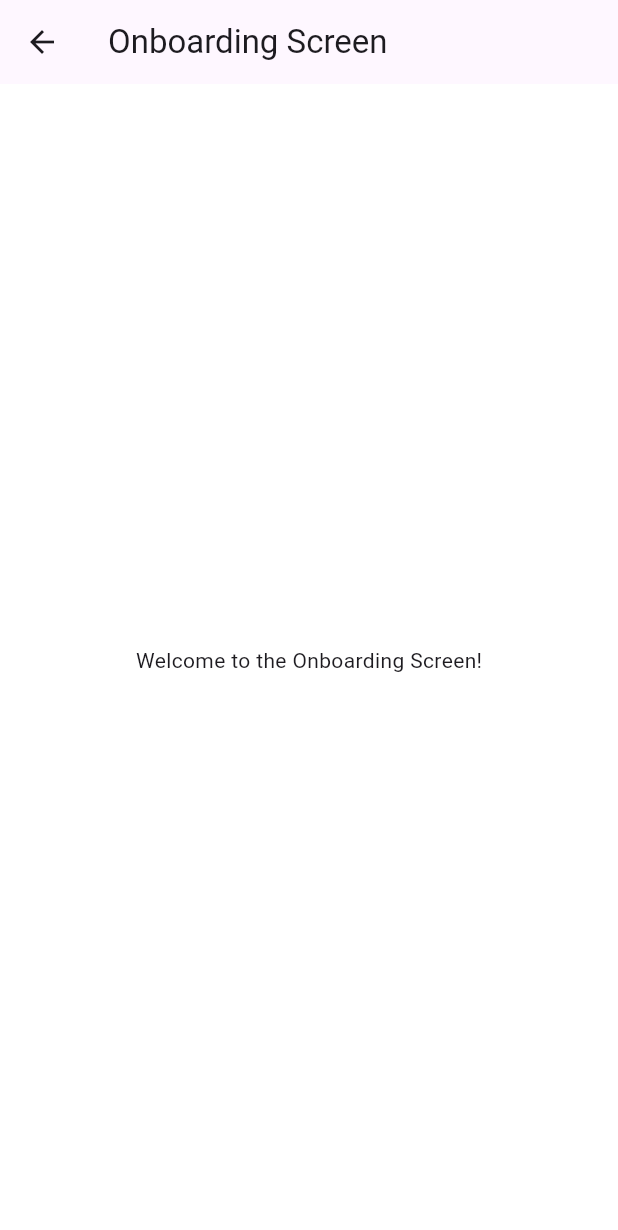
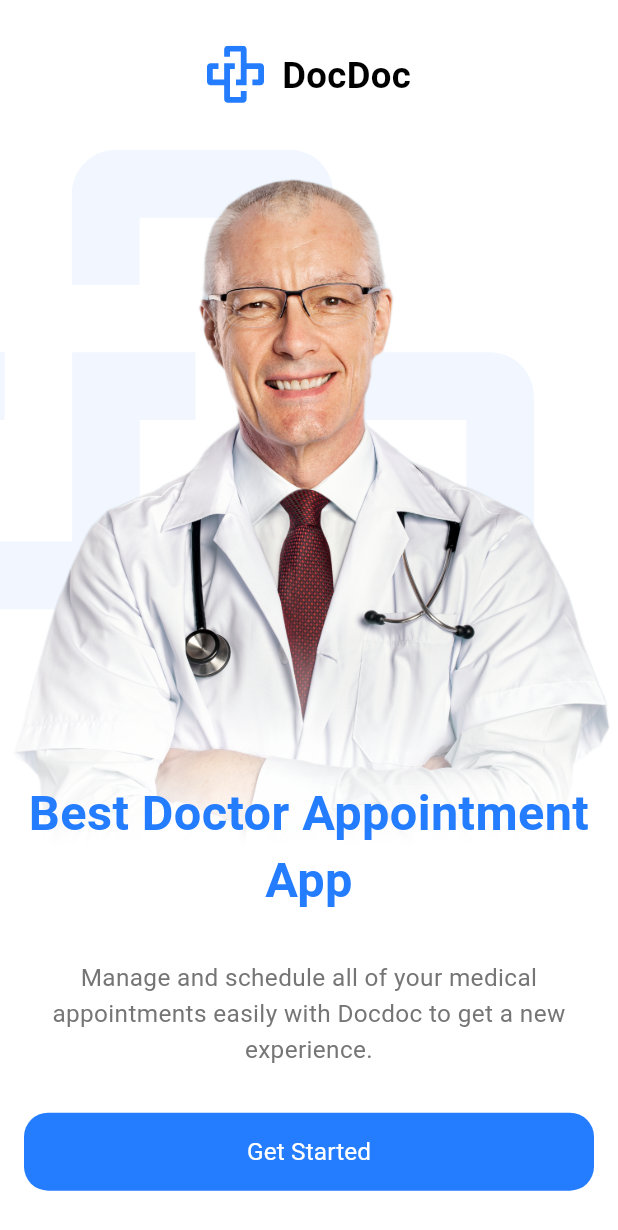
Before and after one commit to moadel2004/flutter_advanced_course, a Flutter app: the screen it shows after launch, on a phone screen of 412 x 824 dp. Shown: the top 1230 px of the screen. Run offline on Flutter 3.47's test engine with Material 3 defaults, Android fonts, the phone set to English and light mode, and no system bars; our stand-ins replace flutter_screenutil, flutter_svg.

Commit message:
add and finalize onBoarding Screen ui

```diff
--- /dev/null
+++ b/devtools_options.yaml
@@ -0,0 +1,3 @@
+description: This file stores settings for Dart & Flutter DevTools.
+documentation: https://docs.flutter.dev/tools/devtools/extensions#configure-extension-enablement-states
+extensions:
--- /dev/null
+++ b/lib/core/helpers/extension.dart
@@ -0,0 +1,35 @@
+import 'package:flutter/material.dart';
+
+extension Navigations on BuildContext {
+  Future<T?> pushNamed<T>(String routeName, {Object? arguments}) {
+    return Navigator.pushNamed<T>(this, routeName, arguments: arguments);
+  }
+
+  Future<T?> pushReplacementNamed<T, TO>(
+    String routeName, {
+    Object? arguments,
+  }) {
+    return Navigator.pushReplacementNamed<T, TO>(
+      this,
+      routeName,
+      arguments: arguments,
+    );
+  }
+
+  Future<T?> pushAndRemoveUntil<T>(
+    String routeName,
+    RoutePredicate predicate, {
+    Object? arguments,
+  }) {
+    return Navigator.pushNamedAndRemoveUntil<T>(
+      this,
+      routeName,
+      predicate,
+      arguments: arguments,
+    );
+  }
+
+  void pop<T extends Object?>([T? result]) {
+    Navigator.pop<T>(this, result);
+  }
+}
--- a/lib/core/routing/App_router.dart
+++ b/lib/core/routing/App_router.dart
@@ -14,7 +14,7 @@ class AppRouter {
         return MaterialPageRoute(
           builder: (_) => Scaffold(
             body: Center(child: Text('No route defined for ${settings.name}')),
-          ), // Replace with your default screen
+          ),
         );
     }
   }
--- /dev/null
+++ b/lib/core/theming/styles.dart
@@ -0,0 +1,29 @@
+import 'dart:ui';
+import 'package:flutter/material.dart';
+import 'package:flutter_screenutil/flutter_screenutil.dart';
+import 'package:youtube_course/core/theming/colors.dart';
+
+class TextStyles {
+  static final TextStyle font24Black700weight = TextStyle(
+    fontSize: 24.sp,
+    fontWeight: FontWeight.w700,
+    color: const Color(0xFF000000),
+  );
+  static TextStyle font32BlueBold = TextStyle(
+    fontSize: 32.sp,
+    fontWeight: FontWeight.bold,
+    color: colorsManager.mainBlue,
+  );
+  static TextStyle font16GrayRegular = TextStyle(
+    fontSize: 16.sp,
+    fontWeight: FontWeight.w400,
+
+    color: colorsManager.gray,
+  );
+  static TextStyle font16WhitesemiBold = TextStyle(
+    fontSize: 16.sp,
+    fontWeight: FontWeight.w400,
+
+    color: Colors.white,
+  );
+}
--- a/lib/features/onBoarding/onBoarding_screen.dart
+++ b/lib/features/onBoarding/onBoarding_screen.dart
@@ -1,4 +1,9 @@
 import 'package:flutter/material.dart';
+import 'package:flutter_screenutil/flutter_screenutil.dart';
+import 'package:youtube_course/core/theming/styles.dart';
+import 'package:youtube_course/features/onBoarding/widgets/DocLogoAndName.dart';
+import 'package:youtube_course/features/onBoarding/widgets/Doc_image_text.dart';
+import 'package:youtube_course/features/onBoarding/widgets/get_started_buttom.dart';
 
 class OnboardingScreen extends StatelessWidget {
   const OnboardingScreen({super.key});
@@ -6,8 +11,46 @@ class OnboardingScreen extends StatelessWidget {
   @override
   Widget build(BuildContext context) {
     return Scaffold(
-      appBar: AppBar(title: const Text('Onboarding Screen')),
-      body: const Center(child: Text('Welcome to the Onboarding Screen!')),
+      body: SafeArea(
+        child: Center(
+          child: SingleChildScrollView(
+            child: Padding(
+              padding: EdgeInsets.only(top: 30.h, bottom: 30.h),
+              child: Column(
+                children: [
+                  const Doclogoandname(),
+                  SizedBox(height: 30.h),
+                  const DocImageAndText(),
+                  Center(
+                    child: Column(
+                      mainAxisAlignment: MainAxisAlignment.center,
+                      children: [
+                        Padding(
+                          padding: const EdgeInsets.symmetric(horizontal: 8.0),
+                          child: Center(
+                            child: Text(
+                              "Manage and schedule all of your medical appointments easily with Docdoc to get a new experience.",
+                              style: TextStyles.font16GrayRegular.copyWith(
+                                height: 1.5,
+                              ),
+                              textAlign: TextAlign.center,
+                            ),
+                          ),
+                        ),
+                        SizedBox(height: 30.h),
+                        Padding(
+                          padding: const EdgeInsets.only(bottom: 8.0),
+                          child: const GetStartedButtom(),
+                        ),
+                      ],
+                    ),
+                  ),
+                ],
+              ),
+            ),
+          ),
+        ),
+      ),
     );
   }
 }
--- /dev/null
+++ b/lib/features/onBoarding/widgets/Doc_image_text.dart
@@ -0,0 +1,38 @@
+import 'package:flutter/material.dart';
+import 'package:flutter_screenutil/flutter_screenutil.dart';
+import 'package:flutter_svg/svg.dart';
+import 'package:youtube_course/core/theming/styles.dart';
+
+class DocImageAndText extends StatelessWidget {
+  const DocImageAndText({super.key});
+
+  @override
+  Widget build(BuildContext context) {
+    return Stack(
+      children: [
+        SvgPicture.asset('assets/svgs/Docdoc_logo_low_opacity.svg'),
+        Container(
+          foregroundDecoration: BoxDecoration(
+            gradient: LinearGradient(
+              colors: [Colors.white, Colors.white.withOpacity(0.0)],
+              begin: Alignment.bottomCenter,
+              end: Alignment.topCenter,
+              stops: const [0.14, 0.4],
+            ),
+          ),
+          child: Image.asset('assets/images/onBoardingDoctor.png'),
+        ),
+        Positioned(
+          bottom: 30,
+          left: 0,
+          right: 0,
+          child: Text(
+            'Best Doctor Appointment App',
+            textAlign: TextAlign.center,
+            style: TextStyles.font32BlueBold.copyWith(height: 1.4),
+          ),
+        ),
+      ],
+    );
+  }
+}
--- /dev/null
+++ b/lib/features/onBoarding/widgets/docLogoAndName.dart
@@ -0,0 +1,20 @@
+import 'package:flutter/material.dart';
+import 'package:flutter_screenutil/flutter_screenutil.dart';
+import 'package:flutter_svg/flutter_svg.dart';
+import 'package:youtube_course/core/theming/styles.dart';
+
+class Doclogoandname extends StatelessWidget {
+  const Doclogoandname({super.key});
+
+  @override
+  Widget build(BuildContext context) {
+    return Row(
+      mainAxisAlignment: MainAxisAlignment.center,
+      children: [
+        SvgPicture.asset('assets/svgs/Docdoc-ogo.svg'),
+        SizedBox(width: 10.w),
+        Text('DocDoc', style: TextStyles.font24Black700weight),
+      ],
+    );
+  }
+}
--- /dev/null
+++ b/lib/features/onBoarding/widgets/get_started_buttom.dart
@@ -0,0 +1,28 @@
+import 'package:flutter/material.dart';
+import 'package:youtube_course/core/theming/colors.dart';
+import 'package:youtube_course/core/theming/styles.dart';
+
+class GetStartedButtom extends StatelessWidget {
+  const GetStartedButtom({super.key});
+
+  @override
+  Widget build(BuildContext context) {
+    return Padding(
+      padding: const EdgeInsets.symmetric(horizontal: 16.0),
+      child: TextButton(
+        onPressed: () {},
+        style: ButtonStyle(
+          backgroundColor: MaterialStateProperty.all<Color>(
+            colorsManager.mainBlue,
+          ),
+          shape: MaterialStateProperty.all<RoundedRectangleBorder>(
+            RoundedRectangleBorder(borderRadius: BorderRadius.circular(16.0)),
+          ),
+          tapTargetSize: MaterialTapTargetSize.shrinkWrap,
+          minimumSize: MaterialStateProperty.all(Size(double.infinity, 52)),
+        ),
+        child: Text('Get Started', style: TextStyles.font16WhitesemiBold),
+      ),
+    );
+  }
+}
```
Also changed, not shown: pubspec.yaml (+4 -3 lines), assets/images/onBoardingDoctor.png (added), assets/svgs/Docdoc-ogo.svg (added), assets/svgs/Docdoc_logo_low_opacity.svg (added).
